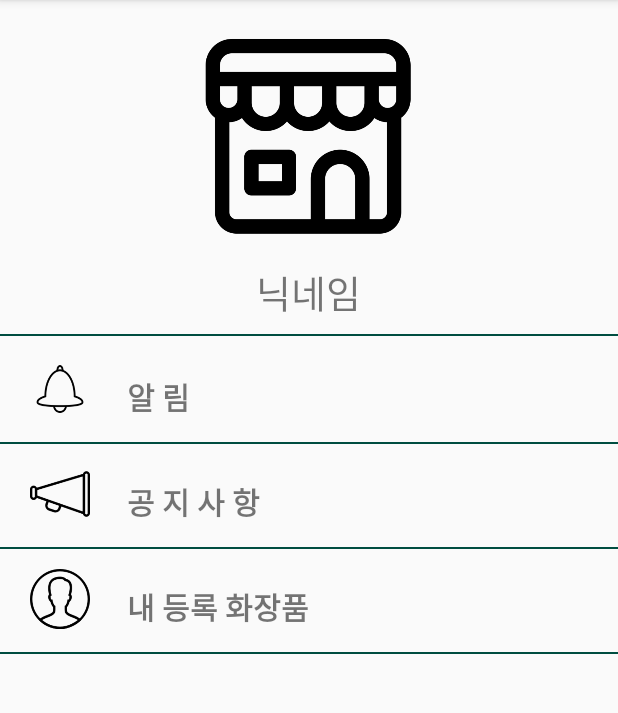
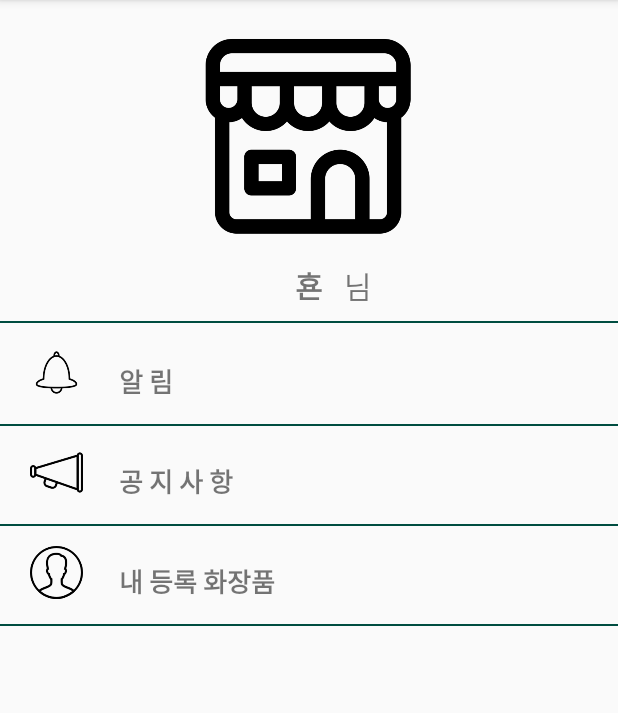
Before and after one commit to zizinPMC/Cosmetic, an Android app: the fragment MyPageFragment shown on its own in the app's theme, on a phone screen of 412 x 824 dp, the part 84-797 px from its top. Run offline under Robolectric (Android 15) with nearby library versions, the light colour scheme and no system bars; our stand-ins replace ButterKnife; libraries missing offline, so code that uses them is left out: jp.wasabeef.glide; pictures from the network do not load; 1 statement that could not run was skipped.

```diff
--- a/app/build.gradle
+++ b/app/build.gradle
@@ -56,5 +56,8 @@ dependencies {
 //glide for Image
     compile 'com.github.bumptech.glide:glide:3.6.0'
     compile 'jp.wasabeef:glide-transformations:2.0.1'
+    compile ('cn.trinea.android.view.autoscrollviewpager:android-auto-scroll-view-pager:1.1.2') {
+        exclude module: 'support-v4'
+    }
 
 }
--- /dev/null
+++ b/app/src/main/java/com/cosmetic/AlarmActivity.java
@@ -0,0 +1,11 @@
+package com.cosmetic;
+
+import android.support.v7.app.AppCompatActivity;
+
+/**
+ * Created by gimjihyeon on 2017. 11. 1..
+ */
+
+public class AlarmActivity extends AppCompatActivity {
+
+}
--- /dev/null
+++ b/app/src/main/java/com/cosmetic/RecoredActivity.java
@@ -0,0 +1,10 @@
+package com.cosmetic;
+
+import android.support.v7.app.AppCompatActivity;
+
+/**
+ * Created by gimjihyeon on 2017. 11. 1..
+ */
+
+public class RecoredActivity extends AppCompatActivity{
+}
--- a/app/src/main/res/layout/fragment_mypage.xml
+++ b/app/src/main/res/layout/fragment_mypage.xml
@@ -2,31 +2,43 @@
 <RelativeLayout xmlns:android="http://schemas.android.com/apk/res/android"
     android:layout_width="match_parent"
     android:layout_height="match_parent">
+
     <RelativeLayout
+        android:id="@+id/linear_profile"
         android:layout_width="match_parent"
-    android:layout_height="wrap_content"
-    android:id="@+id/linear_profile">
+        android:layout_height="wrap_content">
+
         <ImageView
-        android:layout_marginLeft="30dp"
             android:id="@+id/userProfileImage"
             android:layout_width="150dp"
             android:layout_height="150dp"
-        android:layout_marginTop="15dp"
-        android:layout_marginBottom="10dp"
             android:layout_alignParentTop="true"
             android:layout_centerInParent="true"
+            android:layout_marginBottom="10dp"
+            android:layout_marginLeft="30dp"
+            android:layout_marginTop="15dp"
             android:src="@drawable/fab_store" />
 
         <TextView
+            android:id="@+id/userName"
             android:layout_width="wrap_content"
             android:layout_height="wrap_content"
             android:layout_below="@id/userProfileImage"
-        android:text="닉네임"
-        android:id="@+id/userName"
             android:layout_centerInParent="true"
-        android:textSize="25sp"
             android:layout_marginBottom="10dp"
-        />
+            android:text="횬"
+            android:textStyle="bold"
+            android:textSize="20sp" />
+
+        <TextView
+            android:layout_toRightOf="@id/userName"
+            android:layout_width="wrap_content"
+            android:layout_height="wrap_content"
+            android:layout_below="@id/userProfileImage"
+            android:layout_centerInParent="true"
+            android:layout_marginBottom="10dp"
+            android:text="   님"
+            android:textSize="20sp" />
 
     </RelativeLayout>
 
@@ -40,8 +52,8 @@ android:layout_below="@id/linear_profile"
         android:orientation="horizontal">
 
         <ImageView
-            android:layout_width="40dp"
-            android:layout_height="40dp"
+            android:layout_width="35dp"
+            android:layout_height="35dp"
             android:layout_marginLeft="20dp"
             android:src="@drawable/ic_notification_bell" />
 
@@ -52,7 +64,7 @@ android:layout_below="@id/linear_profile"
             android:layout_marginLeft="20dp"
             android:layout_marginTop="10dp"
             android:text=" 알 림 "
-            android:textSize="20sp"
+            android:textSize="17sp"
             android:textStyle="bold" />
     </LinearLayout>
 
@@ -66,8 +78,8 @@ android:layout_below="@id/linear_profile"
         android:orientation="horizontal">
 
         <ImageView
-            android:layout_width="40dp"
-            android:layout_height="40dp"
+            android:layout_width="35dp"
+            android:layout_height="35dp"
             android:layout_marginLeft="20dp"
             android:src="@drawable/ic_megaphone" />
 
@@ -78,7 +90,7 @@ android:layout_below="@id/linear_profile"
             android:layout_marginLeft="20dp"
             android:layout_marginTop="10dp"
             android:text=" 공 지 사 항 "
-            android:textSize="20sp"
+            android:textSize="17sp"
             android:textStyle="bold" />
     </LinearLayout>
 
@@ -112,8 +124,8 @@ android:layout_below="@id/linear_profile"
         android:orientation="horizontal">
 
         <ImageView
-            android:layout_width="40dp"
-            android:layout_height="40dp"
+            android:layout_width="35dp"
+            android:layout_height="35dp"
             android:layout_marginLeft="20dp"
             android:src="@drawable/ic_user_image" />
 
@@ -124,10 +136,11 @@ android:layout_below="@id/linear_profile"
             android:layout_marginLeft="20dp"
             android:layout_marginTop="10dp"
             android:text=" 내 등록 화장품 "
-            android:textSize="20sp"
+            android:textSize="17sp"
             android:textStyle="bold" />
 
     </LinearLayout>
+
     <LinearLayout
         android:layout_width="match_parent"
         android:layout_height="1.5dp"
```
Also changed, not shown: app/src/main/java/com/cosmetic/HomeFragment.java (+19 -14 lines). Lines whose indentation alone changed are shown as unchanged.
